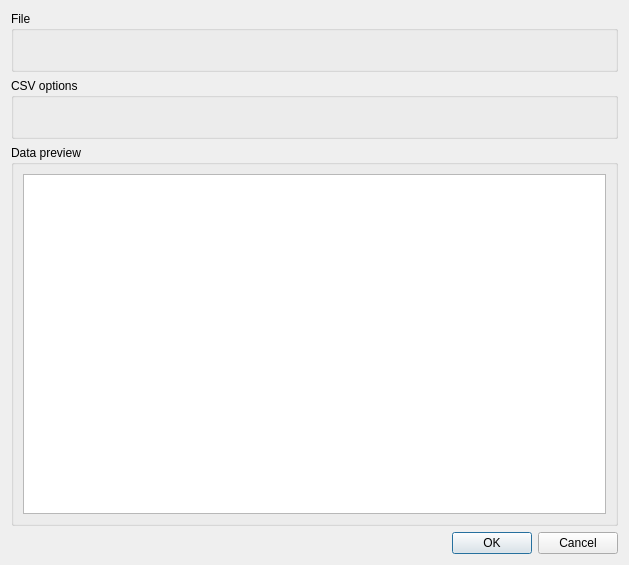
Qt form src/mdtcsv/mdtCsvFileParserSettingsDialog.ui (scandyna/multidiagtools) before a commit.
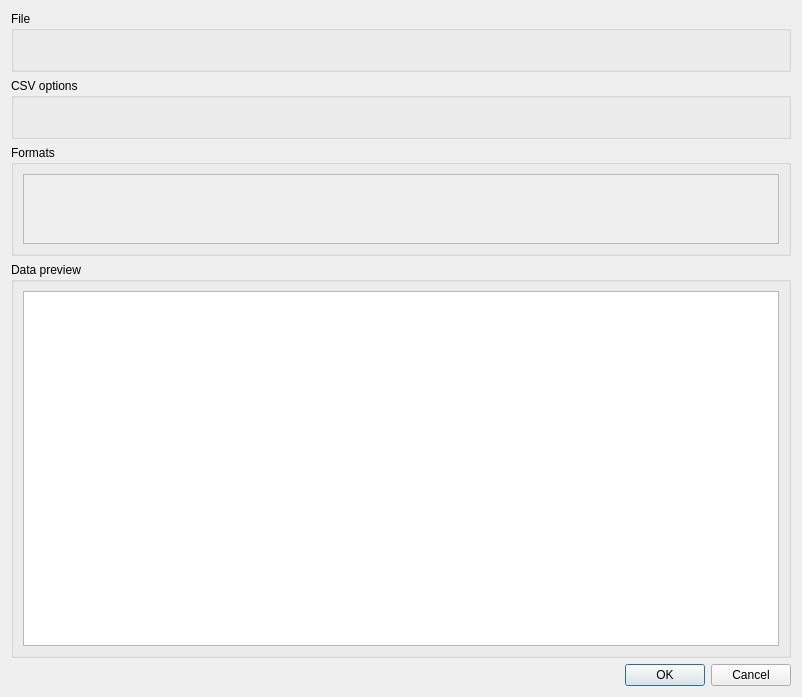
The same form after that commit. Custom widgets are drawn as their Qt base class.

Commit message: Working on CSV parser formatting

What changed in the file:
```diff
--- a/src/mdtcsv/mdtCsvFileParserSettingsDialog.ui
+++ b/src/mdtcsv/mdtCsvFileParserSettingsDialog.ui
@@ -6,8 +6,8 @@
    <rect>
     <x>0</x>
     <y>0</y>
-    <width>629</width>
-    <height>565</height>
+    <width>802</width>
+    <height>697</height>
    </rect>
   </property>
   <property name="windowTitle">
@@ -84,6 +84,38 @@
      </layout>
     </widget>
    </item>
+   <item>
+    <widget class="QGroupBox" name="gbRecordFormat">
+     <property name="title">
+      <string>Formats</string>
+     </property>
+     <layout class="QHBoxLayout" name="horizontalLayout_3">
+      <item>
+       <widget class="QScrollArea" name="saRecordFormat">
+        <property name="sizePolicy">
+         <sizepolicy hsizetype="Expanding" vsizetype="Preferred">
+          <horstretch>0</horstretch>
+          <verstretch>0</verstretch>
+         </sizepolicy>
+        </property>
+        <property name="widgetResizable">
+         <bool>true</bool>
+        </property>
+        <widget class="QWidget" name="scrollAreaWidgetContents">
+         <property name="geometry">
+          <rect>
+           <x>0</x>
+           <y>0</y>
+           <width>756</width>
+           <height>79</height>
+          </rect>
+         </property>
+        </widget>
+       </widget>
+      </item>
+     </layout>
+    </widget>
+   </item>
    <item>
     <widget class="QGroupBox" name="gbDataPreview">
      <property name="title">
```
Left out of the diff: 8 changed lines with no effect on the pictures. The commit also changes 31 other files.
